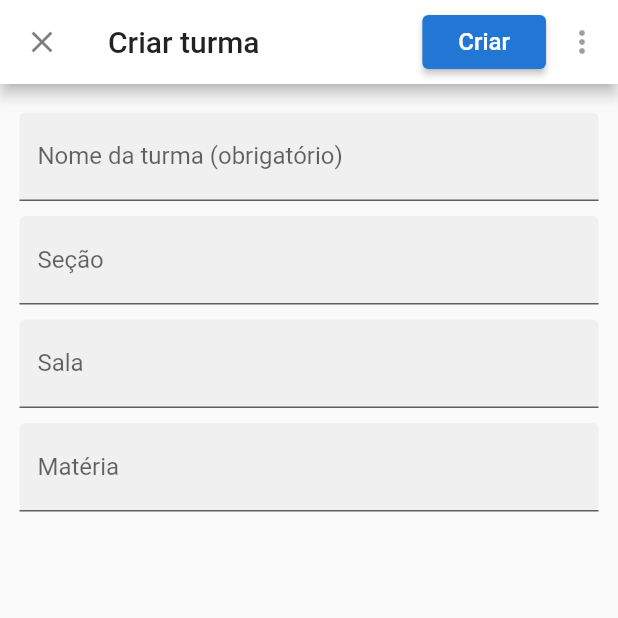
After one commit to NityanandaBarbosa/Classroom-Clone, a Flutter app: the CreateEditClass screen opened by its route, on a phone screen of 412 x 824 dp, the top half of it. The commit adds this screen. Run offline on Flutter 3.47's test engine with Material 2 defaults, Android fonts, the phone set to English and light mode, and no system bars; our stand-ins replace dartz, dio, flutter_modular, flutter_triple.

Commit message:
feat : implements class creation

```diff
--- a/lib/app/modules/home/domain/entities/class.dart
+++ b/lib/app/modules/home/domain/entities/class.dart
@@ -2,13 +2,17 @@ class Class {
   final int id;
   final String name;
   final String creator;
+  final String room;
   final String section;
+  final String subject;
 
   Class({
     required this.id,
     required this.name,
     required this.creator,
     required this.section,
+    required this.room,
+    required this.subject,
   });
 }
 
--- a/lib/app/modules/home/external/datasource/api_class_data_source.dart
+++ b/lib/app/modules/home/external/datasource/api_class_data_source.dart
@@ -4,6 +4,7 @@ import 'package:dartz/dartz_unsafe.dart';
 import 'package:ifroom/app/core/utils/dio_client.dart';
 import 'package:ifroom/app/modules/home/domain/entities/class.dart';
 import 'package:ifroom/app/modules/home/infra/adapters/class_adapter.dart';
+import 'package:ifroom/app/modules/home/infra/adapters/create_class_adpater.dart';
 import 'package:ifroom/app/modules/home/infra/datasources/class_data_source.dart';
 import 'package:ifroom/app/modules/home/infra/errors/class_data_source_errors.dart';
 
@@ -23,7 +24,8 @@ class ApiClassDataSource implements ClassDataSource {
 
   @override
   Future<Class> createClass(CreateClassEntity params) async {
-    final response = await dio.post(route: '/discipline');
+    final data = CreateClassAdpater.toMap(params);
+    final response = await dio.post(route: '/discipline', data: data);
     if (response.statusCode == 201) {
       final data = response.data as Map<String, dynamic>;
       return ClassAdapter.fromMap(data);
--- a/lib/app/modules/home/infra/adapters/class_adapter.dart
+++ b/lib/app/modules/home/infra/adapters/class_adapter.dart
@@ -7,6 +7,8 @@ class ClassAdapter {
       name: map["name"] ?? "",
       creator: map["ownerName"] ?? "",
       section: map["section"] ?? "",
+      subject: map["subject"] ?? "",
+      room: map["room"] ?? "",
     );
   }
 }
--- a/lib/app/modules/home/infra/adapters/create_class_adpater.dart
+++ b/lib/app/modules/home/infra/adapters/create_class_adpater.dart
@@ -1,7 +1,8 @@
 import 'package:ifroom/app/modules/home/domain/entities/class.dart';
 
 class CreateClassAdpater {
-  Map<String, dynamic> toMap(CreateClassEntity entity) => <String, dynamic>{
+  static Map<String, dynamic> toMap(CreateClassEntity entity) =>
+      <String, dynamic>{
         "name": entity.name,
         "section": entity.section,
         "room": entity.room,
--- /dev/null
+++ b/lib/app/modules/home/presenter/pages/components/class_custom_text_field.dart
@@ -0,0 +1,36 @@
+import 'package:flutter/material.dart';
+
+class ClassCustomTextField extends StatelessWidget {
+  final String text;
+  final TextEditingController textController;
+  final String initalValue;
+
+  const ClassCustomTextField({
+    Key? key,
+    required this.text,
+    required this.textController,
+    this.initalValue = "",
+  }) : super(key: key);
+
+  @override
+  Widget build(BuildContext context) {
+    return Theme(
+        data: ThemeData(
+            primaryColor: Colors.lightBlueAccent,
+            primaryColorDark: Colors.lightBlueAccent),
+        child: Padding(
+          padding: const EdgeInsets.all(5),
+          child: Container(
+            alignment: Alignment.topCenter,
+            child: TextField(
+              controller: textController,
+              keyboardType: TextInputType.emailAddress,
+              decoration: InputDecoration(
+                filled: true,
+                labelText: text,
+              ),
+            ),
+          ),
+        ));
+  }
+}
--- /dev/null
+++ b/lib/app/modules/home/presenter/pages/create_edit_class.dart
@@ -0,0 +1,92 @@
+import 'package:flutter/material.dart';
+import 'package:flutter_modular/flutter_modular.dart';
+import 'package:flutter_triple/flutter_triple.dart';
+import 'package:ifroom/app/modules/home/domain/entities/class.dart';
+import 'package:ifroom/app/modules/home/presenter/pages/components/class_custom_text_field.dart';
+import 'package:ifroom/app/modules/home/presenter/stores/create_class_store.dart';
+
+import '../../domain/usecases/create_class.dart';
+
+class CreateEditClass extends StatefulWidget {
+  final CreateClassStore store;
+  const CreateEditClass({Key? key, required this.store});
+
+  @override
+  _CreateEditClassState createState() => _CreateEditClassState();
+}
+
+class _CreateEditClassState extends State<CreateEditClass> {
+  final name = TextEditingController();
+  final section = TextEditingController();
+  final room = TextEditingController();
+  final subject = TextEditingController();
+  @override
+  Widget build(BuildContext context) {
+    return Scaffold(
+        appBar: AppBar(
+          centerTitle: false,
+          title: const Text("Criar turma",
+              style: TextStyle(color: Colors.black87)),
+          leading: InkWell(
+              child: const Icon(
+                Icons.close,
+                color: Color.fromARGB(134, 9, 9, 9),
+              ),
+              onTap: () => Modular.to.pushReplacementNamed('/home/')),
+          backgroundColor: Colors.white,
+          actions: [
+            Row(
+              children: [
+                ElevatedButton(
+                    style: ButtonStyle(
+                      backgroundColor: MaterialStateProperty.all(
+                          const Color.fromARGB(255, 33, 119, 211)),
+                    ),
+                    onPressed: () async => await widget.store.createClass(
+                        CreateClassEntity(
+                            name.text, room.text, section.text, subject.text)),
+                    child: const Padding(
+                      padding: EdgeInsets.symmetric(horizontal: 8),
+                      child: Text("Criar",
+                          style: TextStyle(
+                            fontSize: 16,
+                          )),
+                    )),
+                const IconButton(onPressed: null, icon: Icon(Icons.more_vert))
+              ],
+            ),
+          ],
+        ),
+        body: ScopedBuilder(
+          store: widget.store,
+          onError: (context, error) => const Center(
+            child: Text("ERROR"),
+          ),
+          onLoading: ((context) =>
+              const Center(child: CircularProgressIndicator())),
+          onState: ((context, state) => Padding(
+                padding: const EdgeInsets.fromLTRB(8, 14, 8, 0),
+                child: Column(
+                  children: [
+                    ClassCustomTextField(
+                      text: "Nome da turma (obrigatório)",
+                      textController: name,
+                    ),
+                    ClassCustomTextField(
+                      text: "Seção",
+                      textController: section,
+                    ),
+                    ClassCustomTextField(
+                      text: "Sala",
+                      textController: room,
+                    ),
+                    ClassCustomTextField(
+                      text: "Matéria",
+                      textController: subject,
+                    ),
+                  ],
+                ),
+              )),
+        ));
+  }
+}
--- a/lib/app/modules/home/presenter/pages/home_page.dart
+++ b/lib/app/modules/home/presenter/pages/home_page.dart
@@ -1,4 +1,5 @@
 import 'package:flutter/material.dart';
+import 'package:flutter_modular/flutter_modular.dart';
 import 'package:flutter_triple/flutter_triple.dart';
 import 'package:ifroom/app/modules/home/domain/entities/class.dart';
 import 'package:ifroom/app/modules/home/presenter/components/list_classes.dart';
@@ -66,7 +67,8 @@ class _HomePageState extends State<HomePage> {
                     child: Column(
                       children: [
                         ListTile(
-                          onTap: () => print("cria turma"),
+                          onTap: () =>
+                              Modular.to.pushReplacementNamed('/home/class'),
                           title: const Text(
                             "Criar turma",
                             style: TextStyle(fontSize: 15),
--- /dev/null
+++ b/lib/app/modules/home/presenter/stores/create_class_store.dart
@@ -0,0 +1,26 @@
+import 'package:flutter_modular/flutter_modular.dart';
+import 'package:flutter_triple/flutter_triple.dart';
+import 'package:ifroom/app/modules/home/domain/entities/class.dart';
+import 'package:ifroom/app/modules/home/domain/errors/class_errors.dart';
+
+import '../../domain/usecases/create_class.dart';
+
+class CreateClassStore extends NotifierStore<ClassException, Class> {
+  final CreateClassImpl usecase;
+  CreateClassStore(this.usecase)
+      : super(Class(
+            id: 1, name: "", creator: "", section: "", room: "", subject: ""));
+
+  Future<void> createClass(CreateClassEntity param) async {
+    setLoading(true);
+    final result = await usecase(param);
+    result.fold((l) {
+      setError(l);
+      setError(ClassDoNothing(""));
+    }, (r) {
+      update(r);
+      Modular.to.pushReplacementNamed('/home/');
+    });
+    setLoading(false);
+  }
+}
```
Also changed, not shown: lib/app/modules/home/home_module.dart (+9 -0 lines), 2 other files.
